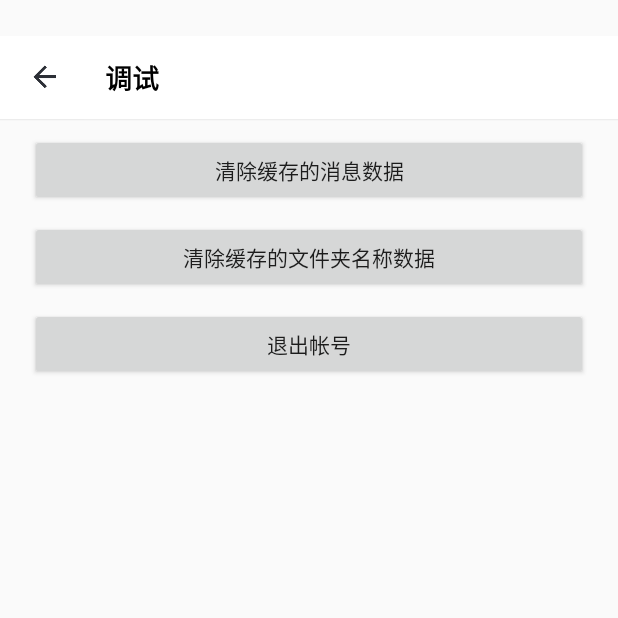
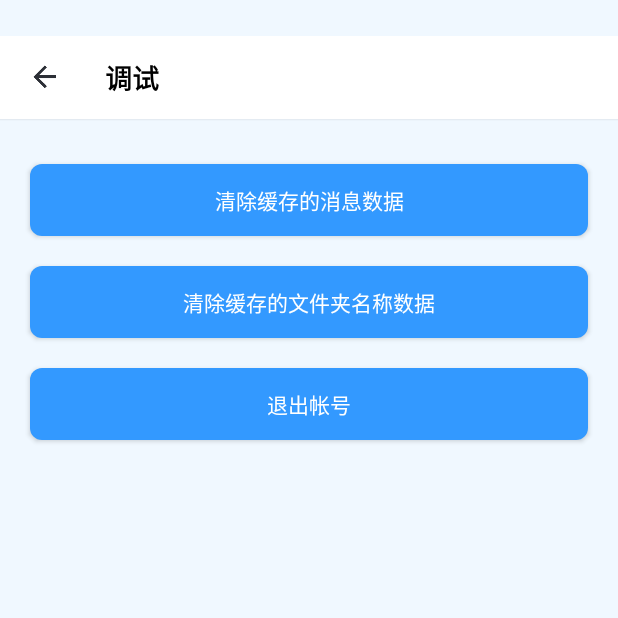
Before and after one commit to Yuki0227/MobileApplicationDevelopmentAPP, an Android app: the SettingsActivity screen opened directly, with no data from a screen before it, on a phone screen of 412 x 824 dp, the top half of it. Run offline under Robolectric (Android 15) with nearby library versions, the phone set to English and light mode, and no system bars; libraries missing offline, so code that uses them is left out: org.litepal.

Commit message:
退出登录按钮初步设计 邮件界面的修改

```diff
--- a/app/src/main/res/layout/email_activity_list.xml
+++ b/app/src/main/res/layout/email_activity_list.xml
@@ -24,7 +24,7 @@
 
         <androidx.recyclerview.widget.RecyclerView
             android:id="@+id/email_activity_list_msg_rv"
-            android:background="@drawable/bg_edittext"
+            android:background="@drawable/ic_edt"
             android:layout_width="match_parent"
             android:layout_height="match_parent"
             android:padding="8dp"
--- a/app/src/main/res/layout/email_activity_settings.xml
+++ b/app/src/main/res/layout/email_activity_settings.xml
@@ -4,7 +4,8 @@
     android:orientation="vertical"
     android:layout_width="match_parent"
     android:layout_height="match_parent"
-    android:paddingTop="24dp">
+    android:paddingTop="24dp"
+    android:background="#F0F8FF">
 
     <include layout="@layout/email_title_bar" />
 
@@ -12,7 +13,9 @@
         android:id="@+id/email_activity_settings_db_btn"
         android:layout_width="match_parent"
         android:layout_height="wrap_content"
-        android:layout_marginTop="10dp"
+        android:background="@drawable/ic_click_bt"
+        android:textColor="@color/white"
+        android:layout_marginTop="30dp"
         android:layout_marginStart="20dp"
         android:layout_marginEnd="20dp"
         android:text="清除缓存的消息数据"
@@ -22,7 +25,9 @@
         android:id="@+id/email_activity_settings_sp_btn"
         android:layout_width="match_parent"
         android:layout_height="wrap_content"
-        android:layout_marginTop="10dp"
+        android:background="@drawable/ic_click_bt"
+        android:textColor="@color/white"
+        android:layout_marginTop="20dp"
         android:layout_marginStart="20dp"
         android:layout_marginEnd="20dp"
         android:text="清除缓存的文件夹名称数据"
@@ -32,7 +37,9 @@
         android:id="@+id/email_activity_settings_logout_btn"
         android:layout_width="match_parent"
         android:layout_height="wrap_content"
-        android:layout_marginTop="10dp"
+        android:background="@drawable/ic_click_bt"
+        android:textColor="@color/white"
+        android:layout_marginTop="20dp"
         android:layout_marginStart="20dp"
         android:layout_marginEnd="20dp"
         android:text="退出帐号"
```
Also changed, not shown: app/src/main/java/com/app/userPage/UserOnlineFragment.java (+20 -21 lines), app/src/main/res/layout/email_activity_watch.xml (+6 -2 lines), app/src/main/res/layout/fragment_user_on.xml (+18 -0 lines).
